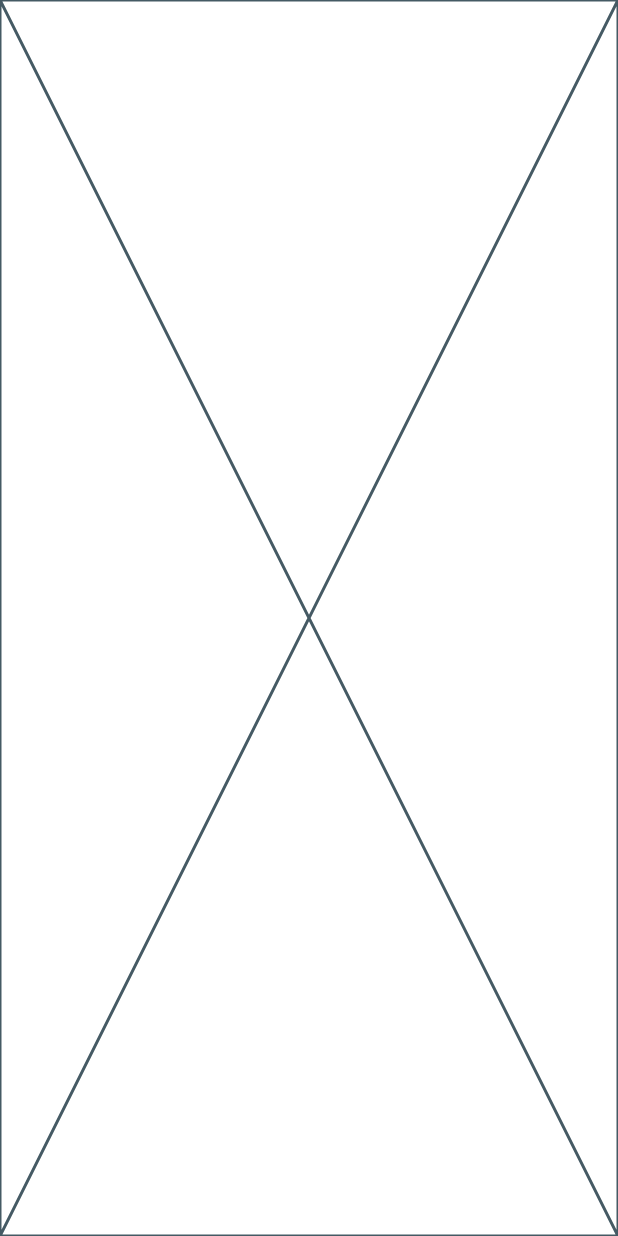
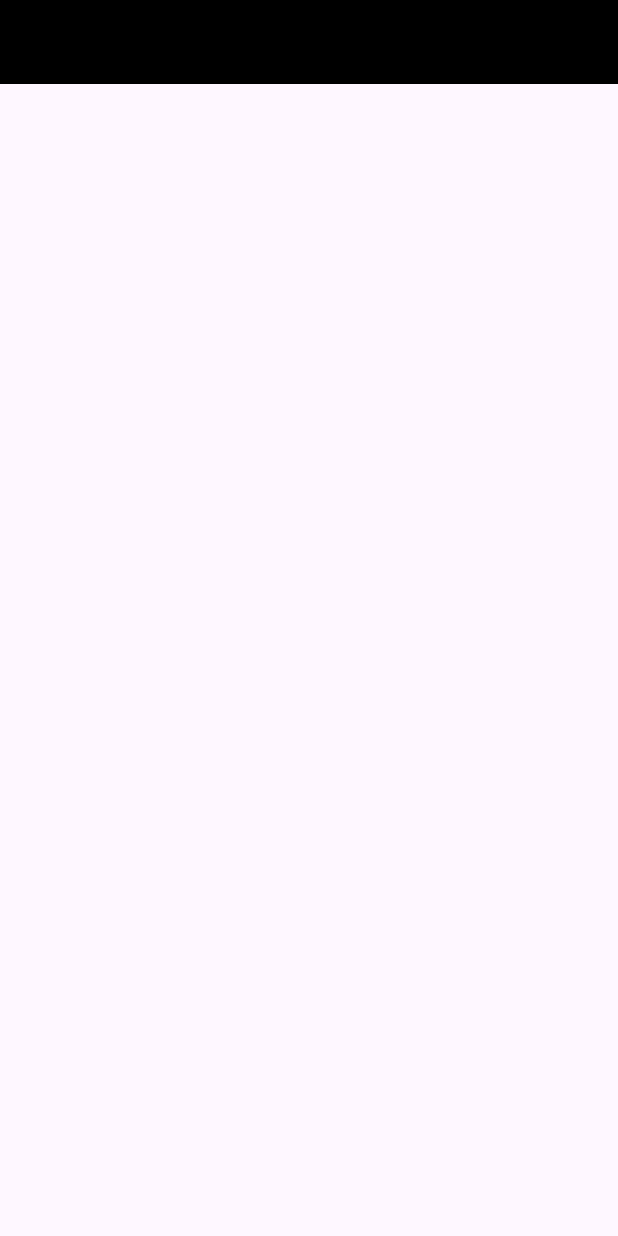
Before and after one commit to Ayushhhshh/Movies-App, a Flutter app: the screen it shows after launch, on a phone screen of 412 x 824 dp. Run offline on Flutter 3.47's test engine with Material 3 defaults, Android fonts, the phone set to English and light mode, and no system bars.

Commit message:
Repo initialized

```diff
--- a/lib/home.dart
+++ b/lib/home.dart
@@ -5,6 +5,10 @@ class HomePage extends StatelessWidget {
 
   @override
   Widget build(BuildContext context) {
-    return const Placeholder();
+    return  Scaffold(
+      appBar: AppBar(
+        backgroundColor: Colors.black,
+        ),
+      );
   }
 }
--- a/lib/main.dart
+++ b/lib/main.dart
@@ -11,6 +11,7 @@ class MyApp extends StatelessWidget {
   @override
   Widget build(BuildContext context) {
     return const MaterialApp(
+      debugShowCheckedModeBanner: false,
       home: HomePage(),
     );
   }
```
